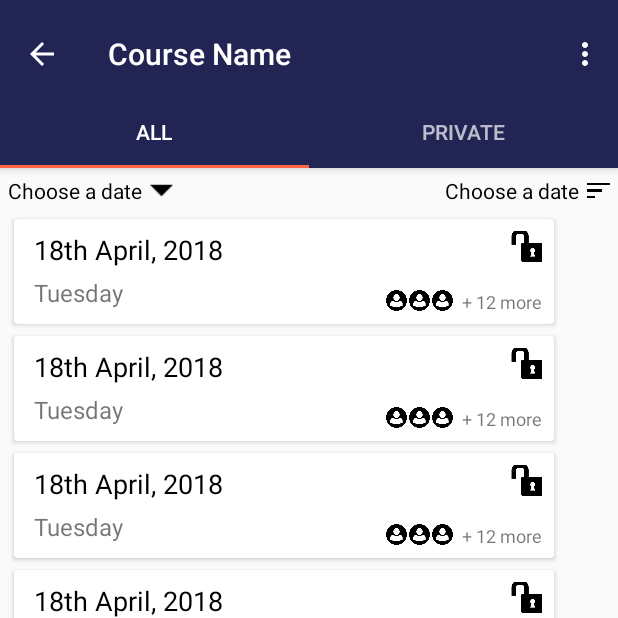
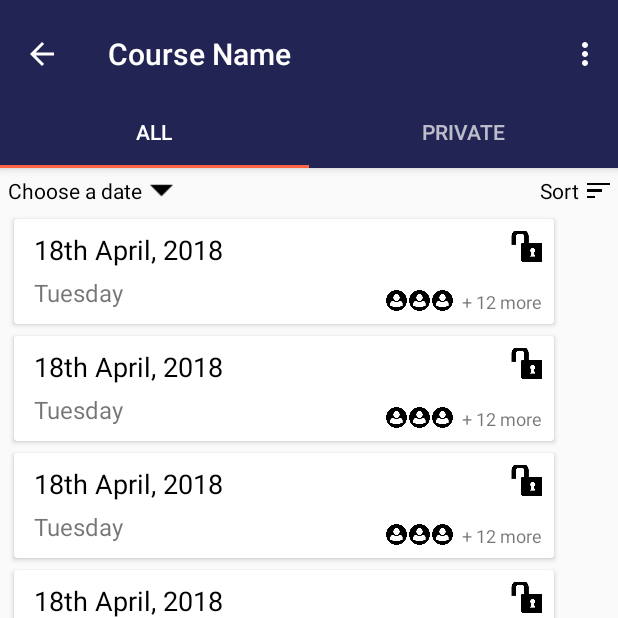
Before and after one commit to kunal15145/InstaNotes, an Android app: the Tab1_ALL screen opened directly, with no data from a screen before it, on a phone screen of 412 x 824 dp, the top half of it. Run offline under Robolectric (Android 15) with nearby library versions, the phone set to English and light mode, and no system bars.

Commit message:
small changes

```diff
--- a/app/src/main/res/layout/fragment_dates_tab_all.xml
+++ b/app/src/main/res/layout/fragment_dates_tab_all.xml
@@ -32,12 +32,12 @@
             />
 
         <TextView
+            android:id="@+id/sort"
             android:layout_width="wrap_content"
             android:layout_height="wrap_content"
             android:layout_toLeftOf="@+id/sorticon"
-            android:id="@+id/sort"
-            android:textColor="@color/black"
-            android:text="Choose a date"/>
+            android:text="Sort"
+            android:textColor="@color/black" />
         <ImageView
             android:layout_width="15dp"
             android:layout_height="15dp"
```
Also changed, not shown: app/src/main/res/layout/activity_preview_notes.xml (+29 -1 lines).
